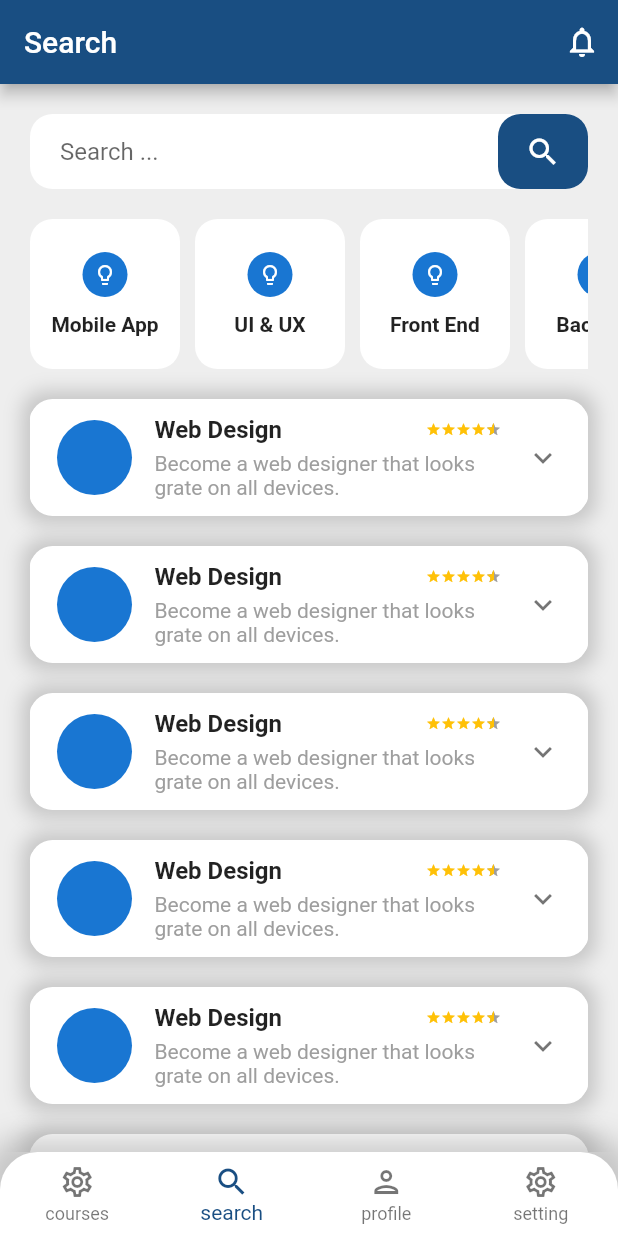
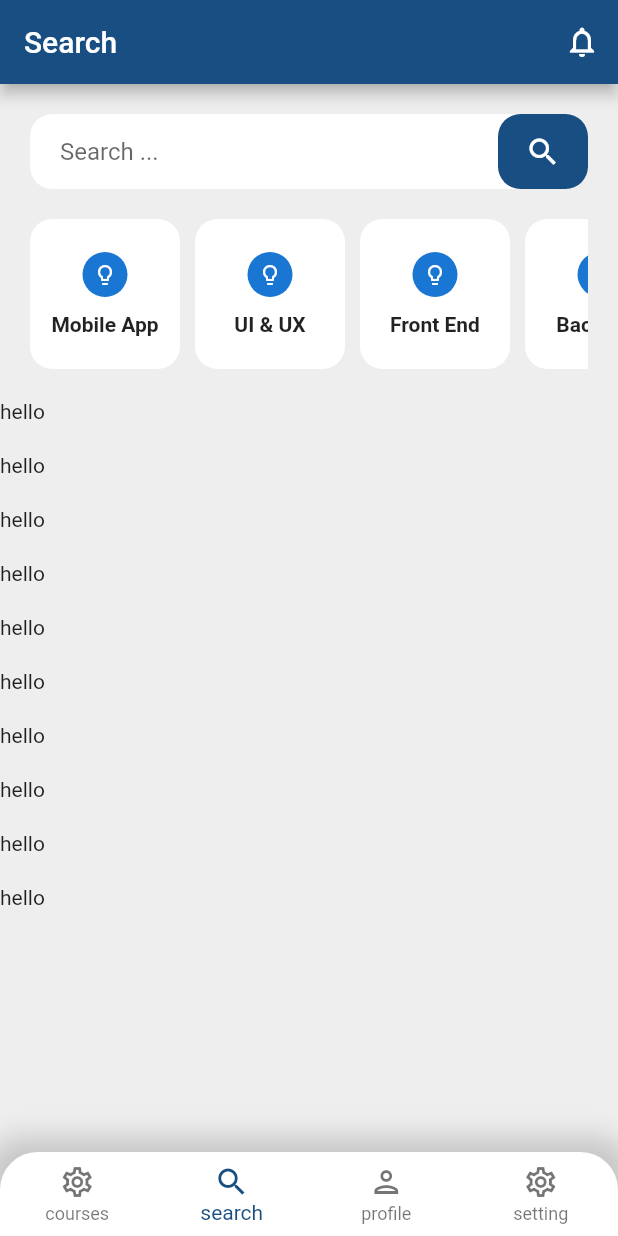
Before and after one commit to abdullahmansss/juniors_lab, a Flutter app: the HomeScreen screen opened directly, item 2 of the bottom bar chosen, on a phone screen of 412 x 824 dp. Run offline on Flutter 3.47's test engine with Material 2 defaults, Android fonts, the phone set to English and light mode, and no system bars; drawn by our look-alikes of expansion_tile_card, flutter_rating_bar; our stand-ins replace conditional_builder, dio, flutter_bloc, fluttertoast, outline_material_icons, shared_preferences; accounts and stored records are empty; network calls fail.

```diff
--- a/lib/main.dart
+++ b/lib/main.dart
@@ -4,7 +4,6 @@ import 'package:courses/modules/register/cubit/cubit.dart';
 import 'package:courses/modules/welcome/welcome_screen.dart';
 import 'package:courses/shared/colors/colors_common.dart';
 import 'package:courses/shared/components/components.dart';
-import 'package:courses/shared/network/remote/dio_helper.dart';
 import 'package:flutter/material.dart';
 import 'package:flutter_bloc/flutter_bloc.dart';
 
--- a/lib/modules/search/search_screen.dart
+++ b/lib/modules/search/search_screen.dart
@@ -82,7 +82,7 @@ class SearchScreen extends StatelessWidget
           child: ListView.separated(
             physics: BouncingScrollPhysics(),
             padding: EdgeInsets.only(top: 20.0,),
-            itemBuilder: (context, index) => buildCourseItem(),
+            itemBuilder: (context, index) => Text('hello',),
             separatorBuilder: (context, index) => SizedBox(
               height: 20.0,
             ),
--- a/lib/shared/components/components.dart
+++ b/lib/shared/components/components.dart
@@ -186,7 +186,7 @@ Widget defaultTextForm({
       ),
     );
 
-Widget buildCourseItem() => Padding(
+Widget buildCourseItem(course) => Padding(
   padding: EdgeInsets.symmetric(horizontal: 20.0,),
   child: Container(
     decoration: BoxDecoration(
@@ -208,8 +208,14 @@ Widget buildCourseItem() => Padding(
       title: Row(
         crossAxisAlignment: CrossAxisAlignment.center,
         children: [
-          CircleAvatar(
-            radius: 25.0,
+          Container(
+            width: 60.0,
+            height: 60.0,
+            decoration: BoxDecoration(
+              borderRadius: BorderRadius.circular(10.0,),
+              color: defaultColor,
+              image: DecorationImage(image: NetworkImage(course['image'],)),
+            ),
           ),
           SizedBox(
             width: 15.0,
@@ -223,37 +229,37 @@ Widget buildCourseItem() => Padding(
                   children: [
                     Expanded(
                       child: Text(
-                        'Web Design',
+                        '${course['title']}',
                         maxLines: 1,
                         overflow: TextOverflow.ellipsis,
                         style: black16Bold(),
                       ),
                     ),
-                    RatingBar.builder(
-                      initialRating: 4.5,
-                      minRating: 1,
-                      direction: Axis.horizontal,
-                      allowHalfRating: true,
-                      itemCount: 5,
-                      itemSize: 10.0,
-                      ignoreGestures: true,
-                      itemPadding: EdgeInsets.zero,
-                      itemBuilder: (context, _) => Icon(
-                        Icons.star,
-                        color: Colors.amber,
-                      ),
-                      onRatingUpdate: (rating)
-                      {
-                        print(rating);
-                      },
-                    )
+                    // RatingBar.builder(
+                    //   initialRating: 4.5,
+                    //   minRating: 1,
+                    //   direction: Axis.horizontal,
+                    //   allowHalfRating: true,
+                    //   itemCount: 5,
+                    //   itemSize: 10.0,
+                    //   ignoreGestures: true,
+                    //   itemPadding: EdgeInsets.zero,
+                    //   itemBuilder: (context, _) => Icon(
+                    //     Icons.star,
+                    //     color: Colors.amber,
+                    //   ),
+                    //   onRatingUpdate: (rating)
+                    //   {
+                    //     print(rating);
+                    //   },
+                    // ),
                   ],
                 ),
                 SizedBox(
                   height: 5.0,
                 ),
                 Text(
-                  'Become a web designer that looks grate on all devices.',
+                  '${course['description']}',
                   maxLines: 2,
                   overflow: TextOverflow.ellipsis,
                   style: grey14(),
--- a/lib/shared/network/remote/dio_helper.dart
+++ b/lib/shared/network/remote/dio_helper.dart
@@ -1,3 +1,4 @@
+import 'package:courses/shared/components/components.dart';
 import 'package:dio/dio.dart';
 
 class DioHelper
@@ -17,11 +18,19 @@ class DioHelper
     );
   }
 
-  static Future<Response> postData({path, data}) async
+  static Future<Response> postData({path, data, token}) async
   {
+    if(token != null)
+    {
+      dio.options.headers =
+      {
+        'Authorization' : 'Bearer $token',
+      };
+    }
+
     return await dio.post(
       path,
-      data: data,
+      data: data??null,
     );
   }
 }
--- a/pubspec.yaml
+++ b/pubspec.yaml
@@ -37,6 +37,7 @@ dependencies:
   flutter_rating_bar: ^3.2.0+1
   expansion_card: ^0.1.0
   expansion_tile_card: ^1.1.0
+  conditional_builder: ^1.0.2
 
 dev_dependencies:
   flutter_test:
```
Also changed, not shown: lib/modules/courses/courses_screen.dart (+68 -22 lines), lib/modules/courses/cubit/cubit.dart (added, +32 -0 lines), lib/modules/courses/cubit/states.dart (added, +14 -0 lines), pubspec.lock, 4 other files.
